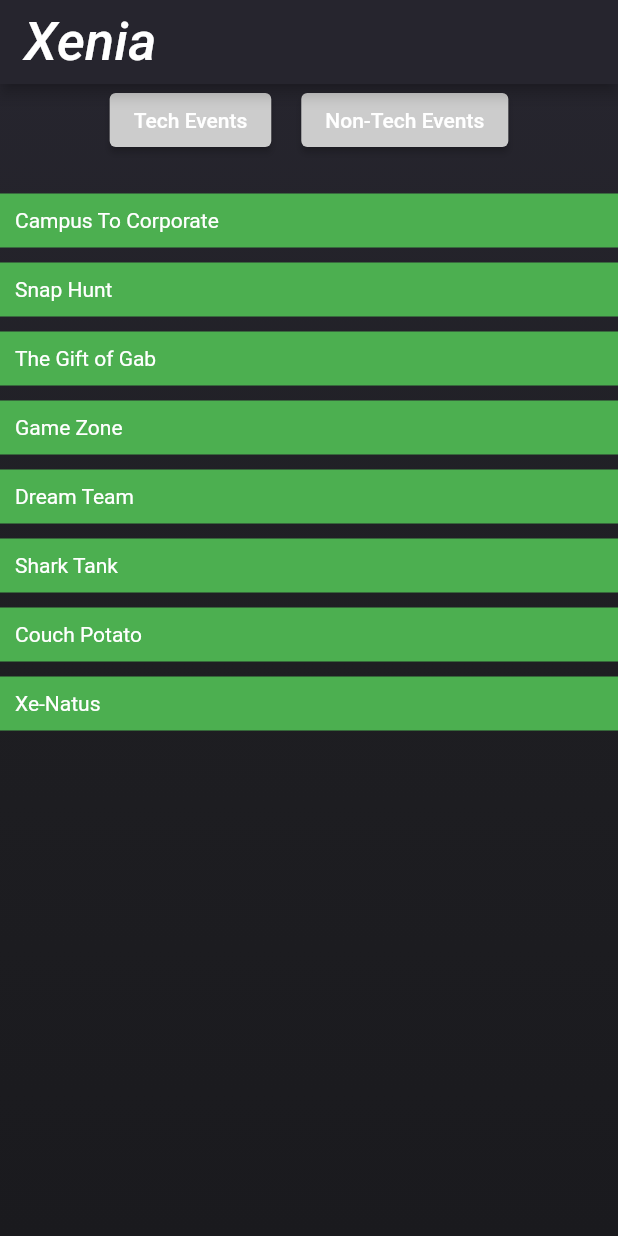
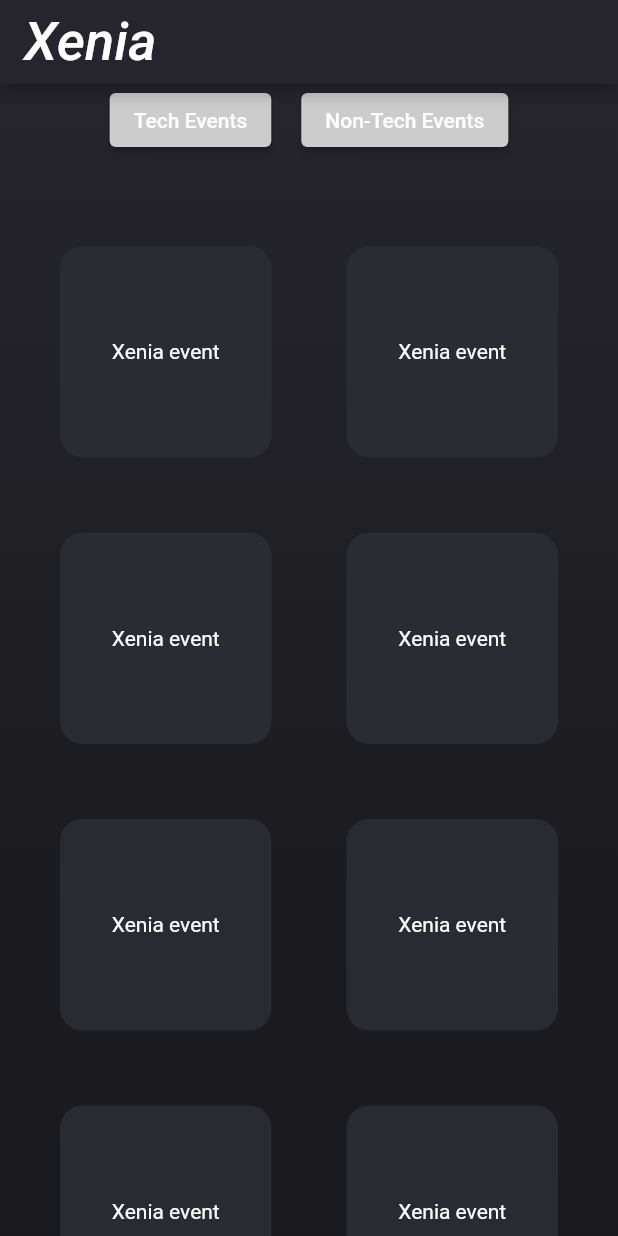
Before and after one commit to Nakulp07/pcsb_demo, a Flutter app: the EventListPage screen opened directly, after a tap on "Non-Tech Events", on a phone screen of 412 x 824 dp. Run offline on Flutter 3.47's test engine with Material 2 defaults, Android fonts, the light colour scheme and no system bars; our stand-ins replace bloc, carousel_slider, flutter_bloc; missing offline and left inert: xen_popup_card; Roboto replaces fonts that are missing (Georgia, Hind).

Commit message:
text to do

```diff
--- a/lib/features/Event/ui/Xenia_ui.dart
+++ b/lib/features/Event/ui/Xenia_ui.dart
@@ -41,12 +41,7 @@ class _EventListPageState extends State<EventListPage> {
   void _buildXeniaNonTechEventContainers() {
     setState(() {
       eventContainers =
-          nonTechEventsData.NonTechEvents.map((event) => Container(
-                padding: EdgeInsets.all(10),
-                margin: EdgeInsets.symmetric(vertical: 5),
-                color: Colors.green,
-                child: Text(event.title, style: TextStyle(color: Colors.white)),
-              )).toList();
+          nonTechEventsData.NonTechEvents.map((event) => Eventtile()).toList();
     });
   }
 
@@ -92,12 +87,15 @@ class _EventListPageState extends State<EventListPage> {
             ),
             SizedBox(height: 20),
             Expanded(
-              child: ListView.builder(
-                itemCount: eventContainers.length,
-                itemBuilder: (context, index) {
-                  return eventContainers[index];
-                },
-              ),
+              child:
+              GridView.count(
+                primary: false,
+                padding: const EdgeInsets.all(20),
+                crossAxisSpacing: 10,
+                mainAxisSpacing: 10,
+                crossAxisCount: 2,
+                children: eventContainers,
+              )
             ),
           ],
         ),
--- a/lib/features/Event/ui/event_tile_widget.dart
+++ b/lib/features/Event/ui/event_tile_widget.dart
@@ -1,6 +1,7 @@
 import 'package:flutter/cupertino.dart';
 import 'package:flutter/material.dart';
-
+import 'package:pcsb_demo/data/xenia_events_data.dart';
+import 'package:pcsb_demo/features/Event/models/event_data_model.dart';
 class Eventtile extends StatefulWidget {
   const Eventtile({Key? key}) : super(key: key);
 
@@ -11,11 +12,13 @@ class Eventtile extends StatefulWidget {
 class _EventtileState extends State<Eventtile> {
   @override
   Widget build(BuildContext context) {
+
     return GestureDetector(
       child: Container(
         margin: EdgeInsets.all(20),
         height: 200,
         width: 50,
+        child: Center(child: Text('Xenia event', style: TextStyle(color: Colors.white))),
         decoration: BoxDecoration(
           borderRadius: BorderRadius.circular(15),
           color:Color.fromRGBO(42,45,52,0.9),
--- a/lib/features/Event/ui/event_ui.dart
+++ b/lib/features/Event/ui/event_ui.dart
@@ -23,8 +23,8 @@ class _EventpageState extends State<Eventpage> {
         decoration: BoxDecoration(
           gradient: LinearGradient(
             colors: [
-              Color(0xFF26252e),
-              Color(0xFF1e1e22),
+              Color(0xFF23262e),
+              Color(0xFF222226),
               Color(0xFF1a1a1e),
 
             ], // Define your gradient colors
```
